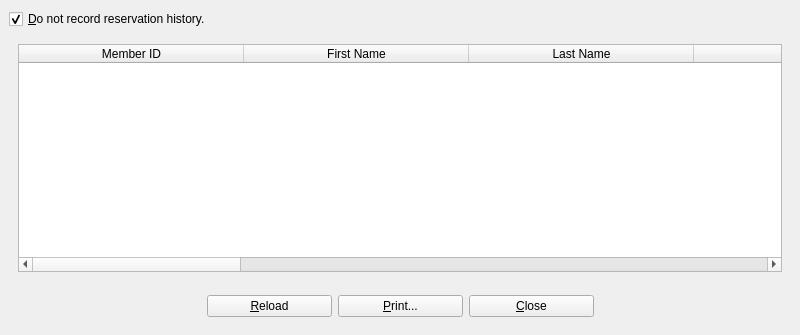
Above: UI/biblioteq_history.ui from textbrowser/biblioteq before the change. Below: the same form after it.
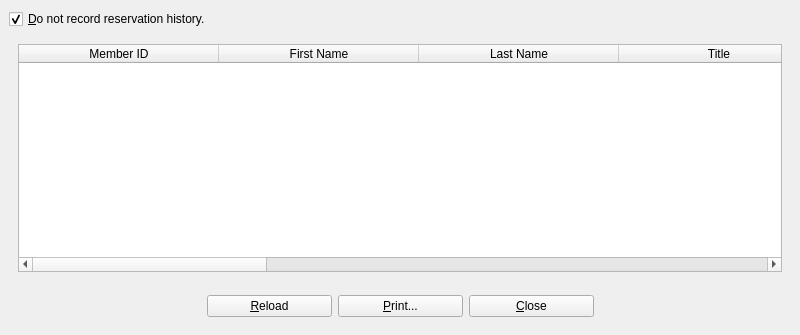
That is the form after the change. Icons and pictures are not drawn.

Patch:
```diff
--- a/UI/biblioteq_history.ui
+++ b/UI/biblioteq_history.ui
@@ -61,8 +61,11 @@
          <property name="cornerButtonEnabled">
           <bool>false</bool>
          </property>
+         <attribute name="horizontalHeaderMinimumSectionSize">
+          <number>200</number>
+         </attribute>
          <attribute name="horizontalHeaderDefaultSectionSize">
-          <number>225</number>
+          <number>200</number>
          </attribute>
          <attribute name="horizontalHeaderStretchLastSection">
           <bool>true</bool>
```
